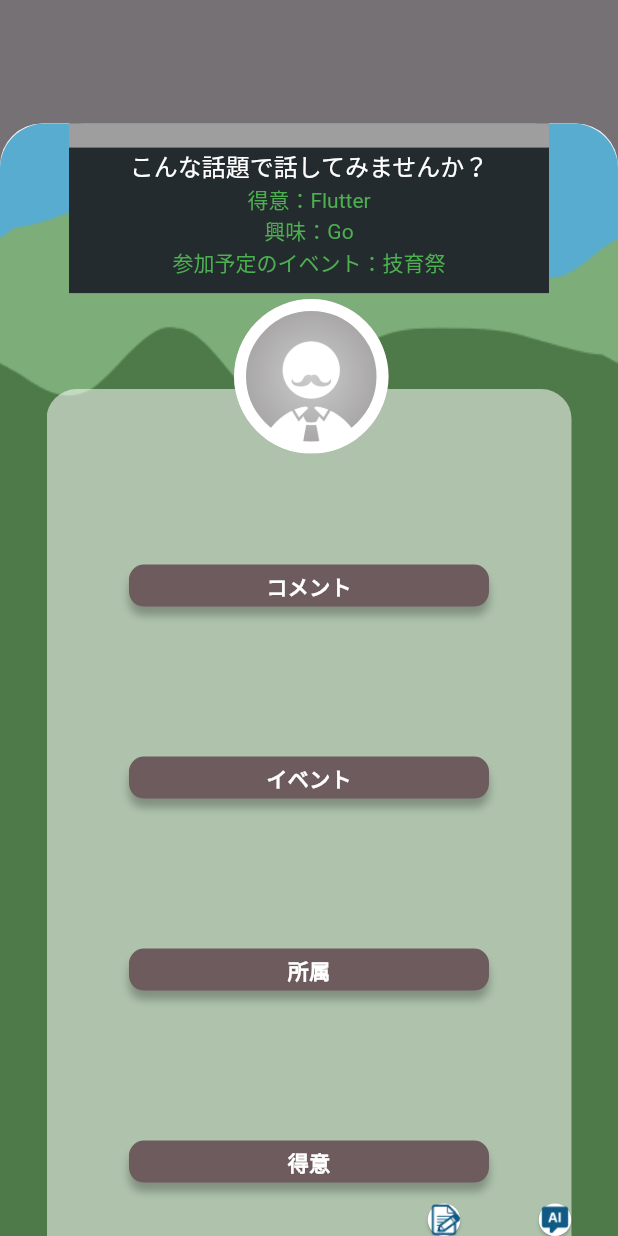
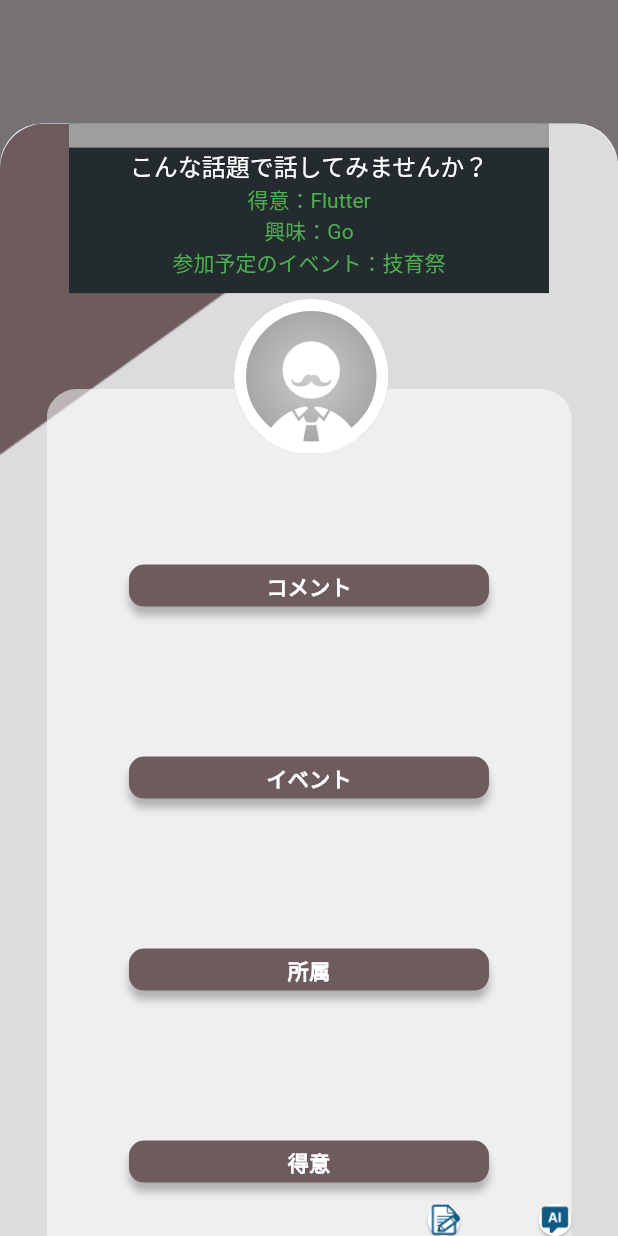
Before and after one commit to tapipipipi/Cacalia, a Flutter app: the Profilemodal widget shown alone on an empty page, opened directly with empty values, on a phone screen of 412 x 824 dp. Run offline on Flutter 3.47's test engine with Material 3 defaults, Android fonts, the phone set to English and light mode, and no system bars; our stand-ins replace cloud_firestore, firebase_auth, firebase_core, flutter_blue_plus, flutter_dotenv, freezed_annotation and 4 more; missing offline and left inert: ble_peripheral, shake_gesture; accounts and stored records are empty; network calls fail; Roboto replaces fonts that are missing (DotGothic16).

Commit message:
値渡して画像設定

```diff
--- a/lib/component/card.dart
+++ b/lib/component/card.dart
@@ -24,7 +24,7 @@ class UserCard extends StatelessWidget {
     required this.state, // required 修飾子を付ける(非null制約を解除)
   });
 
-  final String bgImg = cardImg.cardTheme1;
+  final String bgImg = '0'; // 背景テーマを設定する変数
 
   @override
   Widget build(BuildContext context) {
@@ -41,9 +41,9 @@ class UserCard extends StatelessWidget {
             height: 159,
             width: 270,
             alignment: const Alignment(-0.8, 0),
-            decoration: const BoxDecoration(
+            decoration: BoxDecoration(
                 image: DecorationImage(
-              image: AssetImage(cardImg.cardTheme1),
+              image: AssetImage('${setCardTheme(bgImg)}'),
               fit: BoxFit.cover,
             )),
             child: Column(
--- a/lib/component/profileModal.dart
+++ b/lib/component/profileModal.dart
@@ -1,5 +1,6 @@
 import 'package:cacalia/CS/create.dart';
 import 'package:flutter/material.dart';
+import 'package:cacalia/datas/designData.dart';
 
 // フレンドのプロフィールを取得し表示させる
 List<String> keys = ["コメント", "イベント", "所属", "得意", "興味のあること", "趣味", "経歴"];
@@ -32,6 +33,8 @@ void Profilemodal(
 
   String name = profileList["name"];
   String readname = profileList["read_name"];
+  String targetBg = '0';
+  String targetFont = '0';
 
   showModalBottomSheet(
     context: context,
@@ -42,9 +45,9 @@ void Profilemodal(
         return Container(
           height: MediaQuery.of(context).size.height * 0.9, // 高さを動的に設定
           width: double.infinity,
-          decoration: const BoxDecoration(
+          decoration: BoxDecoration(
               image: DecorationImage(
-                image: AssetImage('assets/images/designs/design1.png'),
+                image: AssetImage(setBg(targetBg)),
                 fit: BoxFit.cover,
               ),
               borderRadius: BorderRadius.only(
@@ -69,9 +72,12 @@ void Profilemodal(
                   child: SingleChildScrollView(
                     child: Column(
                       children: [
-                        const Text(
+                        Text(
                           'about me',
-                          style: TextStyle(fontSize: 40),
+                          style: TextStyle(
+                            fontSize: 40,
+                            fontFamily: setFont(targetFont),
+                          ),
                         ),
                         Stack(
                           children: [
```
Also changed, not shown: lib/features/profEdit/pages/profEdit.dart (+2 -13 lines).
